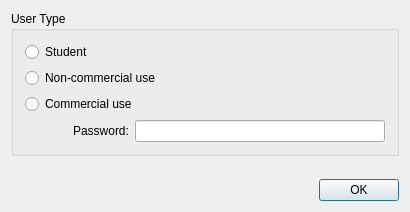
Before: the Qt Designer form viMarkdown/src/UserAuthDialog.ui in vivisuke/viMarkdown, drawn with Qt 5.
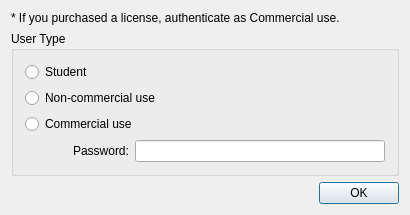
After: the same form once the commit is applied.

Diff of the .ui file:
```diff
--- a/viMarkdown/src/UserAuthDialog.ui
+++ b/viMarkdown/src/UserAuthDialog.ui
@@ -14,6 +14,13 @@
    <string>User Authentication</string>
   </property>
   <layout class="QVBoxLayout" name="verticalLayout_3">
+   <item>
+    <widget class="QLabel" name="messLabel">
+     <property name="text">
+      <string>* If you purchased a license, authenticate as Commercial use.</string>
+     </property>
+    </widget>
+   </item>
    <item>
     <layout class="QVBoxLayout" name="verticalLayout">
      <item>
```
